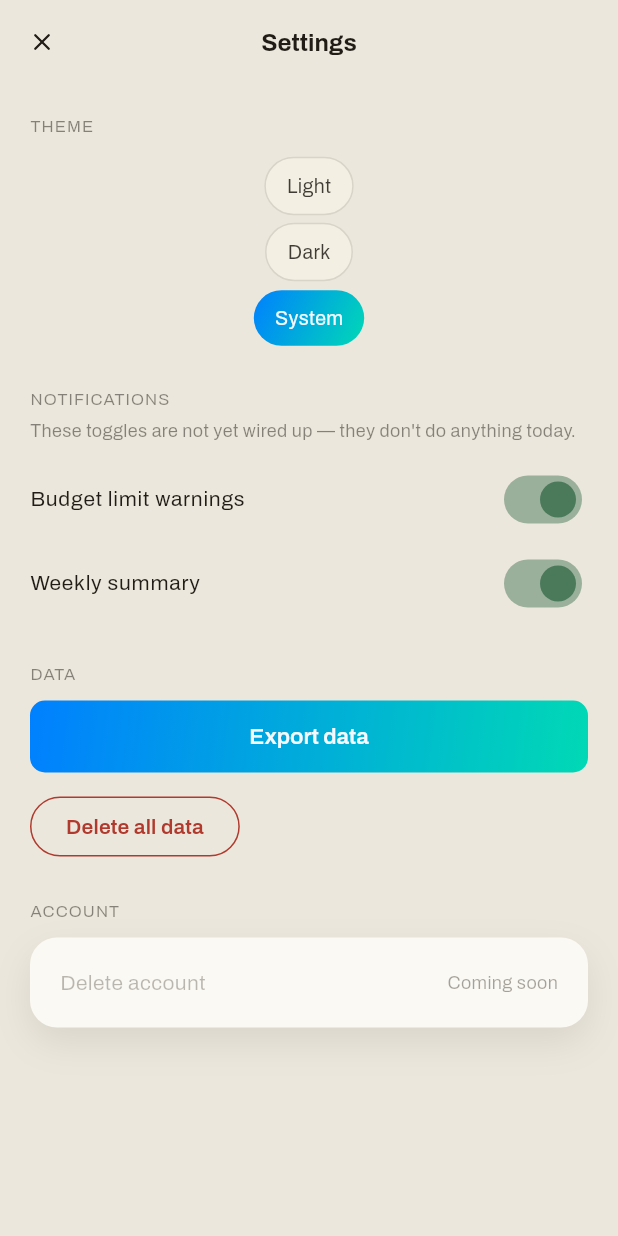
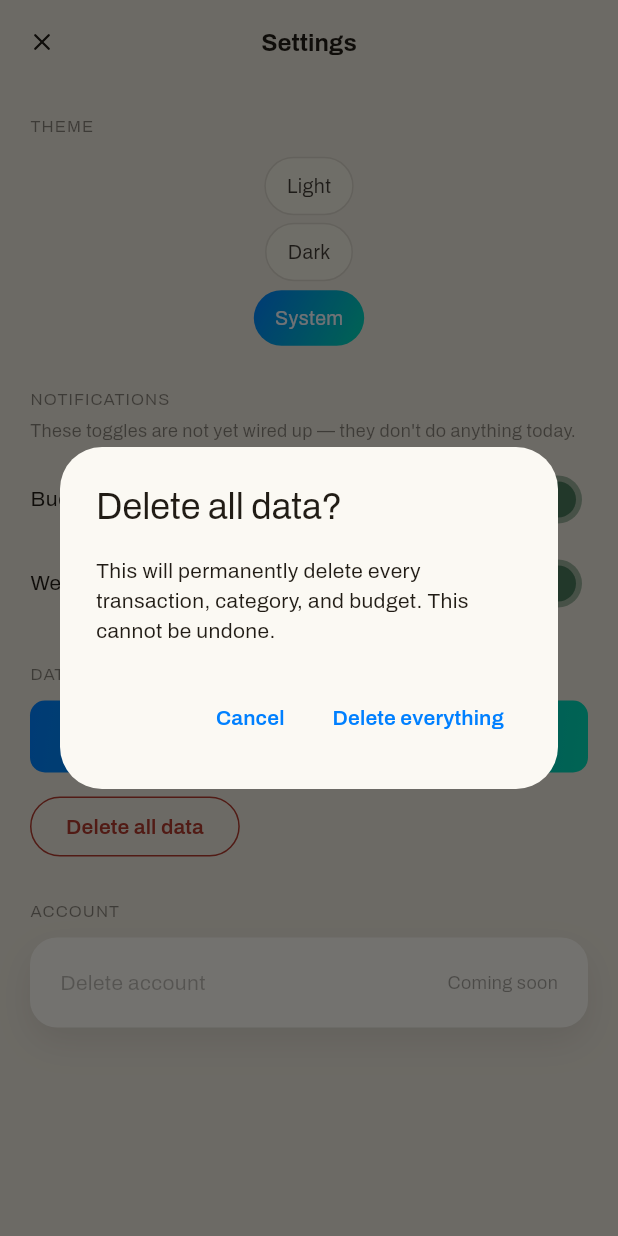
Before and after one commit to john-casildo/Stub, a Flutter app: the SettingsScreen screen opened directly with empty values, after a tap on "Delete all data", on a phone screen of 412 x 824 dp. Run offline on Flutter 3.47's test engine with Material 3 defaults, Android fonts, the phone set to English and light mode, and no system bars; our stand-ins replace flutter_svg, google_fonts, share_plus, shared_preferences, supabase_flutter; accounts and stored records are empty; network calls fail; statements that could not run were skipped.

Commit message:
feat: require confirmation before deleting all data
The "Delete all data" button now opens an AlertDialog requiring a second
confirmation before actually deleting. This prevents accidental data loss
on a single misplaced tap.

Co-Authored-By: Claude Sonnet 5 <noreply@anthropic.com>
Claude-Session: https://claude.ai/code/session_019jwgJGZod43qU1fUWcrJr7

```diff
--- a/app/lib/screens/settings_screen.dart
+++ b/app/lib/screens/settings_screen.dart
@@ -57,6 +57,24 @@ class _SettingsScreenState extends State<SettingsScreen> {
     setState(() => _themeMode = mode);
     widget.themeModeNotifier.value = mode;
     await widget.localPrefs.setThemeMode(mode);
+  }
+
+  Future<void> _confirmDeleteAllData() async {
+    final confirmed = await showDialog<bool>(
+      context: context,
+      builder: (context) => AlertDialog(
+        title: const Text('Delete all data?'),
+        content: const Text('This will permanently delete every transaction, category, and budget. This cannot be undone.'),
+        actions: [
+          TextButton(onPressed: () => Navigator.of(context).pop(false), child: const Text('Cancel')),
+          TextButton(
+            onPressed: () => Navigator.of(context).pop(true),
+            child: const Text('Delete everything'),
+          ),
+        ],
+      ),
+    );
+    if (confirmed == true) widget.onDeleteAllData();
   }
 
   @override
@@ -129,7 +147,7 @@ class _SettingsScreenState extends State<SettingsScreen> {
               StubButton(label: 'Export data', onPressed: widget.onExportData),
               const SizedBox(height: 12),
               OutlinedButton(
-                onPressed: widget.onDeleteAllData,
+                onPressed: _confirmDeleteAllData,
                 style: OutlinedButton.styleFrom(foregroundColor: danger, side: BorderSide(color: danger)),
                 child: const Text('Delete all data'),
               ),
```
Also changed, not shown: 1 other file.
